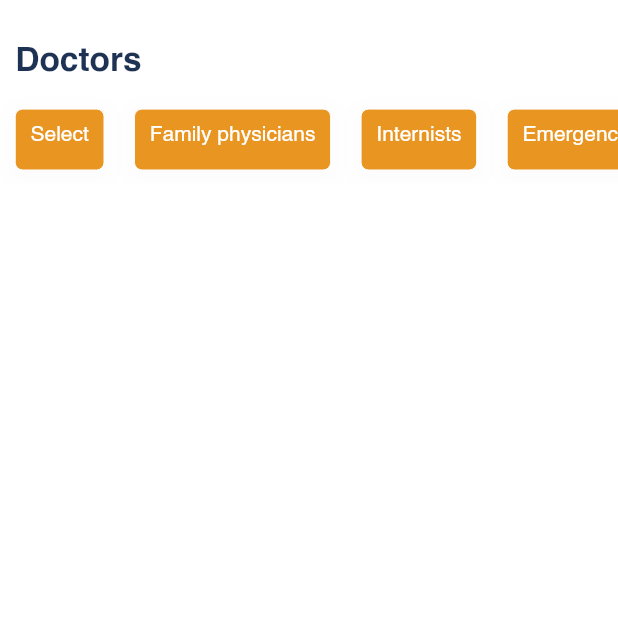
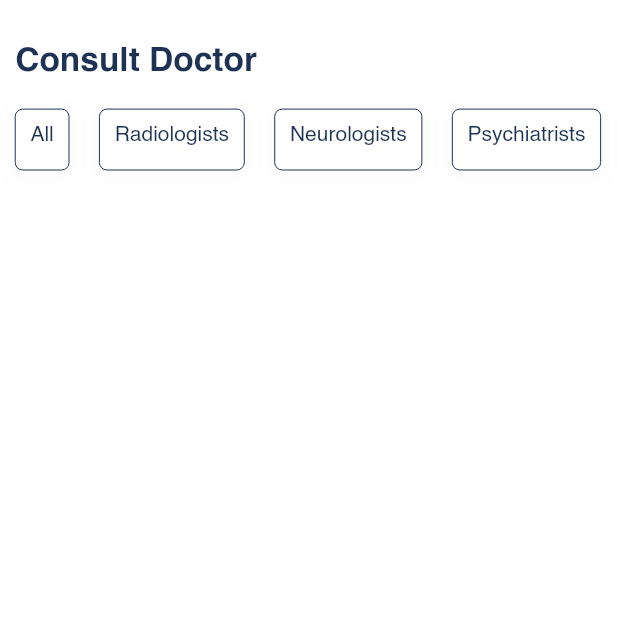
Before and after one commit to shahzebnaqvi/FYP, a Flutter app: the AllDoctorScreen screen opened directly, on a phone screen of 412 x 824 dp, the top half of it. Run offline on Flutter 3.47's test engine with Material 2 defaults, Android fonts, the phone set to English and light mode, and no system bars; our stand-ins replace calendar_timeline, chewie, cloud_firestore, file_picker, firebase_auth, firebase_core and 10 more; missing offline and left inert: animation_wrappers; accounts and stored records are empty.

Commit message:
all doctor screee

```diff
--- a/lib/Controllers/Patient/all_doctor_patient_controller.dart
+++ b/lib/Controllers/Patient/all_doctor_patient_controller.dart
@@ -10,20 +10,17 @@ import 'package:medicalapp/Helper/storage_helper.dart';
 
 class AllDoctorPatientController extends GetxController with MainController {
   var listcat = [
-    "Select",
-    "Family physicians",
-    "Internists",
-    "Emergency physicians",
+    "All",
+    "Radiologists",
+    "Neurologists",
     "Psychiatrists",
-    "Obstetricians and gynecologists",
-    "Neurologists",
-    "Radiologists",
-    "Anesthesiologists"
+    "Pediatrician"
   ];
+
   var selectedcat = '';
   selectcatfunc(valuecat) {
     selectedcat = valuecat;
-    if (selectedcat == "Select") {
+    if (selectedcat == "All") {
       selectedcat = '';
     }
     update();
--- a/lib/Views/Auth/Register/register_screen.dart
+++ b/lib/Views/Auth/Register/register_screen.dart
@@ -167,15 +167,10 @@ class RegisterScreen extends StatelessWidget {
                             () => AppDropdownInput(
                               hintText: registerController.fielddoctor.value,
                               options: [
-                                "Select",
-                                "Family physicians",
-                                "Internists",
-                                "Emergency physicians",
+                                "Radiologists",
+                                "Neurologists",
                                 "Psychiatrists",
-                                "Obstetricians and gynecologists",
-                                "Neurologists",
-                                "Radiologists",
-                                "Anesthesiologists"
+                                "Pediatrician"
                               ],
                               value:
                                   // "General Question",
--- a/lib/Views/Home Dashboard/home_dashboard_screen.dart
+++ b/lib/Views/Home Dashboard/home_dashboard_screen.dart
@@ -160,11 +160,7 @@ class HomeScreenBody extends StatelessWidget {
     return Obx(
       (() => Scaffold(
             backgroundColor: ColorConstraints.backgroundcolor,
-            appBar:
-                //  bottomcontroller.selectedIndex.value != 0
-                // ? null
-                // :
-                AppBar(
+            appBar: AppBar(
               backgroundColor: Colors.transparent,
               centerTitle: true,
               title: Image.asset(
--- a/lib/Views/Patient/All Doctors/all_doctor_screen.dart
+++ b/lib/Views/Patient/All Doctors/all_doctor_screen.dart
@@ -13,11 +13,12 @@ import 'package:medicalapp/Components/doctorlist_widget.dart';
 
 class AllDoctorScreen extends StatelessWidget {
   AllDoctorScreen({super.key});
+
+  @override
+  Widget build(BuildContext context) {
     AllDoctorPatientController allDoctorPatientControl =
         Get.put(AllDoctorPatientController());
 
-  @override
-  Widget build(BuildContext context) {
     return Scaffold(
       // appBar: AppBar(),
       body: GetBuilder(
@@ -28,7 +29,7 @@ class AllDoctorScreen extends StatelessWidget {
                 Padding(
                   padding: EdgeInsets.only(left: 10.sp),
                   child: HeadingRowhead(
-                    headingtext: "Doctors",
+                    headingtext: "Consult Doctor",
                   ),
                 ),
                 Container(
@@ -44,28 +45,53 @@ class AllDoctorScreen extends StatelessWidget {
                             child: Container(
                               padding: EdgeInsets.all(10.sp),
                               margin: EdgeInsets.all(10.sp),
-                              decoration: BoxDecoration(
-                                color: "${allDoctorPatientControl.listcat[index]}" ==
+                              decoration:
+                                  "${allDoctorPatientControl.listcat[index]}" ==
                                           "${allDoctorPatientControl.selectedcat}"
-                                    ? ColorConstraints.primarycolor
-                                    : ColorConstraints.secondarycolor,
-                                border:
-                                    Border.all(width: 0, color: Colors.white),
-                                borderRadius: BorderRadius.circular(5),
+                                      ? BoxDecoration(
+                                          color: ColorConstraints.primarycolor,
+                                          border: Border.all(
+                                              width: 0, color: Colors.white),
+                                          borderRadius:
+                                              BorderRadius.circular(5),
                                           boxShadow: [
                                             BoxShadow(
-                                    color: Colors.grey.withOpacity(0.03),
+                                              color:
+                                                  Colors.grey.withOpacity(0.03),
                                               spreadRadius: 5,
                                               blurRadius: 10,
-                                    offset: Offset(
-                                        0, 3), // changes position of shadow
+                                              offset: Offset(0,
+                                                  3), // changes position of shadow
+                                            ),
+                                          ],
+                                        )
+                                      : BoxDecoration(
+                                          color: ColorConstraints.white,
+                                          border: Border.all(
+                                              width: 0,
+                                              color: ColorConstraints.primary2),
+                                          borderRadius:
+                                              BorderRadius.circular(5),
+                                          boxShadow: [
+                                            BoxShadow(
+                                              color:
+                                                  Colors.grey.withOpacity(0.03),
+                                              spreadRadius: 5,
+                                              blurRadius: 10,
+                                              offset: Offset(0,
+                                                  3), // changes position of shadow
                                             ),
                                           ],
                                         ),
                               child: Text(
                                 "${allDoctorPatientControl.listcat[index]}",
-                                style: TextStyle(
+                                style: "${allDoctorPatientControl.listcat[index]}" ==
+                                        "${allDoctorPatientControl.selectedcat}"
+                                    ? TextStyle(
                                         color: ColorConstraints.white,
+                                      )
+                                    : TextStyle(
+                                        color: ColorConstraints.primary2,
                                       ),
                               ),
                             ),
@@ -183,8 +209,8 @@ class AllDoctorScreen extends StatelessWidget {
                                                         fontWeight:
                                                             FontWeight.bold,
                                                         color:
-                                                              ColorConstraints
-                                                                  .greylight)),
+                                                            Color(0xff7F8E9D),
+                                                      )),
                                                 ),
                                                 SizedBox(
                                                   height: 15.sp,
@@ -192,12 +218,12 @@ class AllDoctorScreen extends StatelessWidget {
                                                 Text(
                                                     'Doctor Ruslan is an expert in skin and other Doctor Ruslan is an expert in skin and other Doctor Ruslan is an expert in skin and other',
                                                     style: TextStyle(
-                                                        height: 1.sp,
+                                                      height: 1.5.sp,
                                                       fontSize: 16.sp,
                                                       fontWeight:
-                                                            FontWeight.normal,
-                                                        color: ColorConstraints
-                                                            .greylight)),
+                                                          FontWeight.w500,
+                                                      color: Color(0xff7F8E9D),
+                                                    )),
                                                 SizedBox(
                                                   height: 25.sp,
                                                 ),
```
Also changed, not shown: assets/images/icons/Neurologists.png (added), assets/images/icons/Pediatrician.png (added), assets/images/icons/Psychiatrists.png (added), assets/images/icons/Radiologists.png (added). Lines whose indentation alone changed are shown as unchanged.
